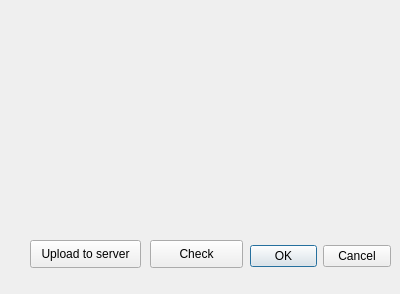
The window that Server_uploader_dialog_base.ui (bramwuytss/QGIS-Plugin) describes before a commit, drawn with Qt 5.
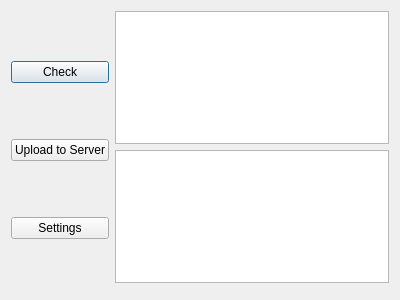
The same window after the commit.

Commit message: dialog box layout

```diff
--- a/Server_uploader_dialog_base.ui
+++ b/Server_uploader_dialog_base.ui
@@ -7,54 +7,45 @@
     <x>0</x>
     <y>0</y>
     <width>400</width>
-    <height>294</height>
+    <height>300</height>
    </rect>
   </property>
   <property name="windowTitle">
    <string>Server_uploader</string>
   </property>
-  <widget class="QDialogButtonBox" name="button_box">
-   <property name="geometry">
-    <rect>
-     <x>250</x>
-     <y>240</y>
-     <width>141</width>
-     <height>32</height>
-    </rect>
-   </property>
-   <property name="orientation">
-    <enum>Qt::Horizontal</enum>
-   </property>
-   <property name="standardButtons">
-    <set>QDialogButtonBox::Cancel|QDialogButtonBox::Ok</set>
-   </property>
-  </widget>
-  <widget class="QPushButton" name="Check">
-   <property name="geometry">
-    <rect>
-     <x>150</x>
-     <y>240</y>
-     <width>93</width>
-     <height>28</height>
-    </rect>
-   </property>
-   <property name="text">
-    <string>Check</string>
-   </property>
-  </widget>
-  <widget class="QPushButton" name="Upload_to_server">
-   <property name="geometry">
-    <rect>
-     <x>30</x>
-     <y>240</y>
-     <width>111</width>
-     <height>28</height>
-    </rect>
-   </property>
-   <property name="text">
-    <string>Upload to server</string>
-   </property>
-  </widget>
+  <layout class="QGridLayout" name="gridLayout">
+   <item row="0" column="0" rowspan="3">
+    <layout class="QVBoxLayout" name="verticalLayout">
+     <item>
+      <widget class="QPushButton" name="Check">
+       <property name="text">
+        <string>Check</string>
+       </property>
+      </widget>
+     </item>
+     <item>
+      <widget class="QPushButton" name="Upload_to_server">
+       <property name="text">
+        <string>Upload to Server</string>
+       </property>
+      </widget>
+     </item>
+     <item>
+      <widget class="QPushButton" name="Settings">
+       <property name="text">
+        <string>Settings</string>
+       </property>
+      </widget>
+     </item>
+    </layout>
+   </item>
+   <item row="0" column="1">
+    <widget class="QTextEdit" name="TextBox1"/>
+   </item>
+   <item row="1" column="1">
+    <widget class="QTextEdit" name="TextBox2"/>
+   </item>
+  </layout>
  </widget>
  <resources/>
  <connections>
```
Left out of the diff: 41 changed lines with no effect on the pictures.
